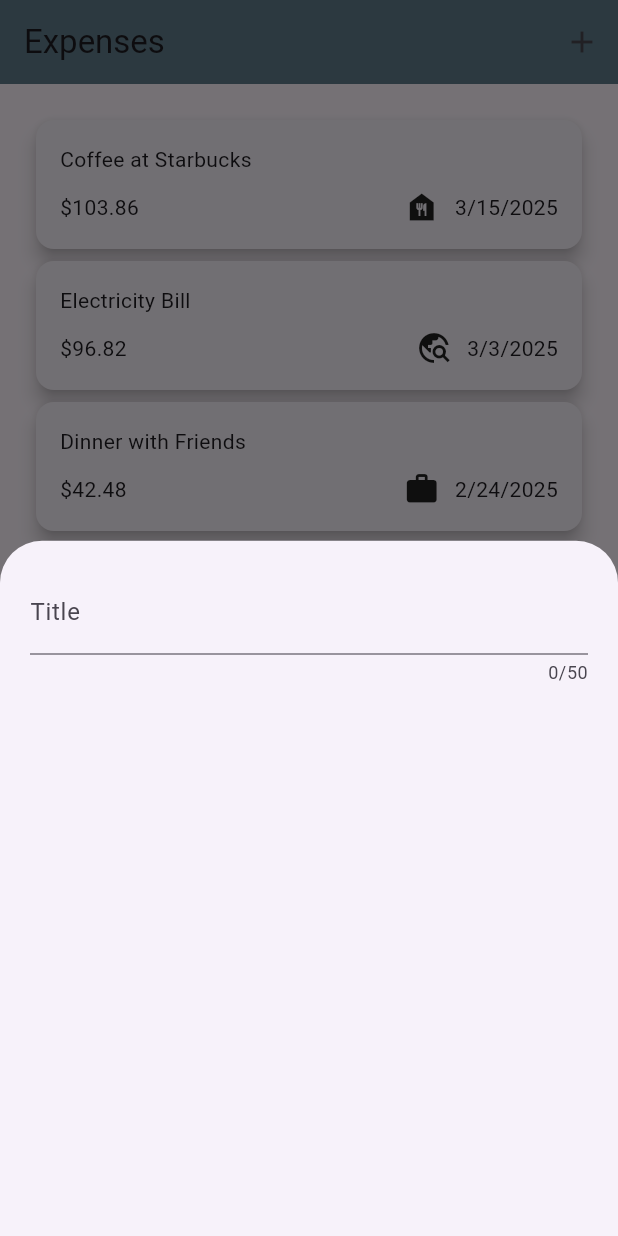
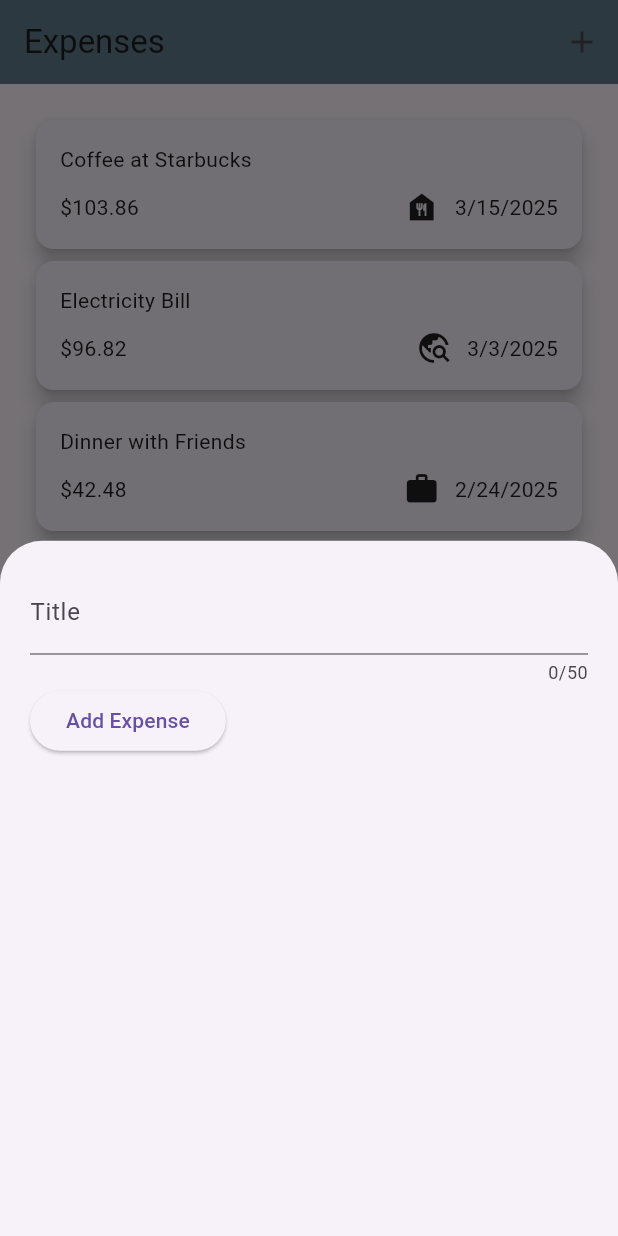
Before and after one commit to bcondefoodics/my_expense_tracker, a Flutter app: the screen it shows after launch, after a tap on the "add" icon, on a phone screen of 412 x 824 dp. Run offline on Flutter 3.47's test engine with Material 3 defaults, Android fonts, the phone set to English and light mode, and no system bars; missing offline and left inert: uuid_v4.

Commit message:
Update handle text changes and button taps

```diff
--- a/lib/widgets/new_expense/new_expense.dart
+++ b/lib/widgets/new_expense/new_expense.dart
@@ -10,6 +10,16 @@ class NewExpense extends StatefulWidget {
 }
 
 class _NewExpenseState extends State<NewExpense> {
+  var _enteredTitle = '';
+
+  void _saveInputTitle(String value) {
+    _enteredTitle = value;
+  }
+
+  void _addExpense() {
+    print(_enteredTitle);
+  }
+
   @override
   Widget build(BuildContext context) {
     return Padding(
@@ -17,8 +27,17 @@ class _NewExpenseState extends State<NewExpense> {
       child: Column(
         children: [
           TextField(
+            onChanged: _saveInputTitle,
             maxLength: 50,
             decoration: InputDecoration(label: Text('Title')),
+          ),
+          Row(
+            children: [
+              ElevatedButton(
+                onPressed: _addExpense,
+                child: Text('Add Expense'),
+              ),
+            ],
           ),
         ],
       ),
```
